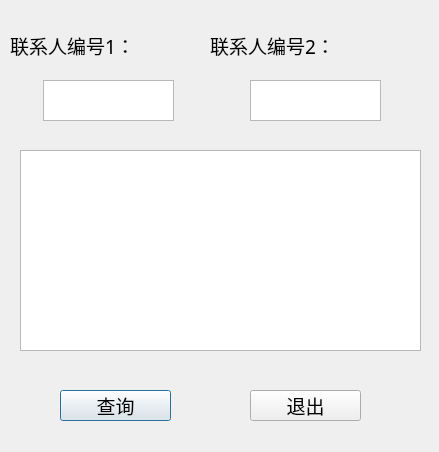
Before: the Qt Designer form data structures 2017/201712shixi/test2/dialogchaxunlianxi.ui in rex0yt/MyCods, drawn with Qt 5.
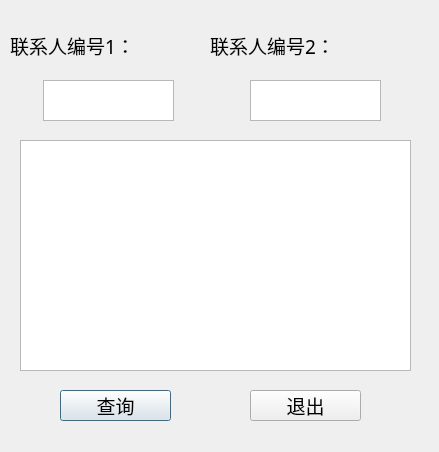
After: the same form once the commit is applied.

What changed in the file:
```diff
--- a/data structures 2017/201712shixi/test2/dialogchaxunlianxi.ui
+++ b/data structures 2017/201712shixi/test2/dialogchaxunlianxi.ui
@@ -90,16 +90,6 @@
     </rect>
    </property>
   </widget>
-  <widget class="QTextEdit" name="textEdit_3">
-   <property name="geometry">
-    <rect>
-     <x>20</x>
-     <y>150</y>
-     <width>401</width>
-     <height>201</height>
-    </rect>
-   </property>
-  </widget>
   <widget class="QPushButton" name="pushButton_quit">
    <property name="geometry">
     <rect>
@@ -119,6 +109,16 @@
     <string>退出</string>
    </property>
   </widget>
+  <widget class="QTextBrowser" name="textBrowser">
+   <property name="geometry">
+    <rect>
+     <x>20</x>
+     <y>140</y>
+     <width>391</width>
+     <height>231</height>
+    </rect>
+   </property>
+  </widget>
  </widget>
  <resources/>
  <connections>
```
Left out of the diff: 6 changed lines with no effect on the pictures.
